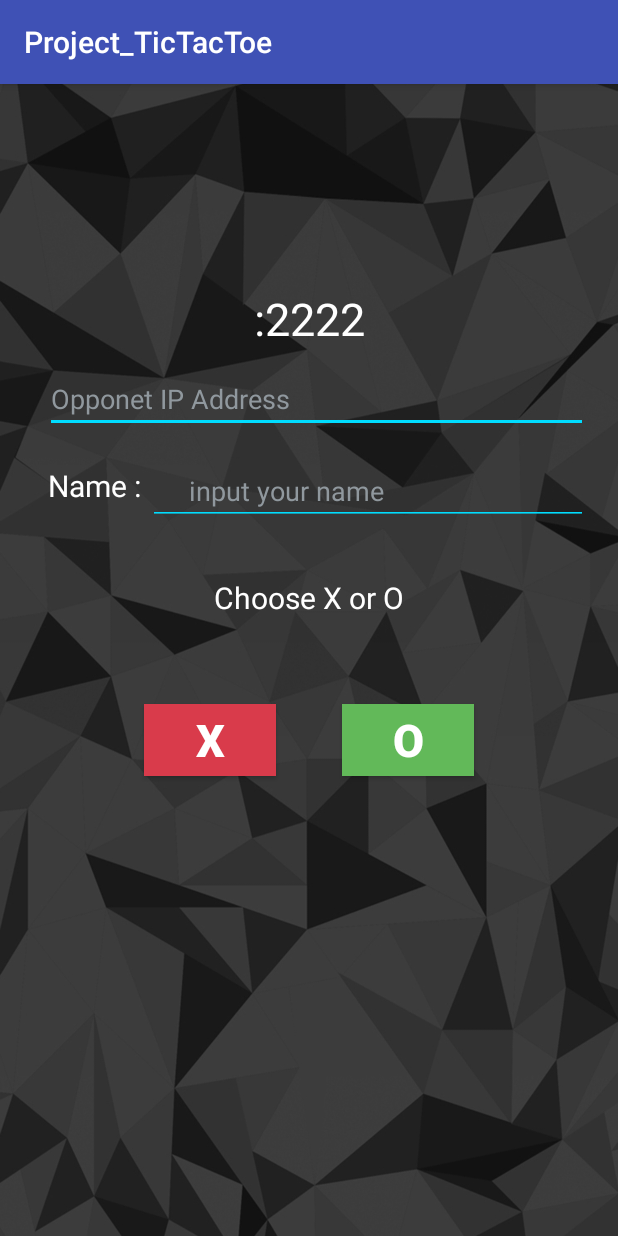
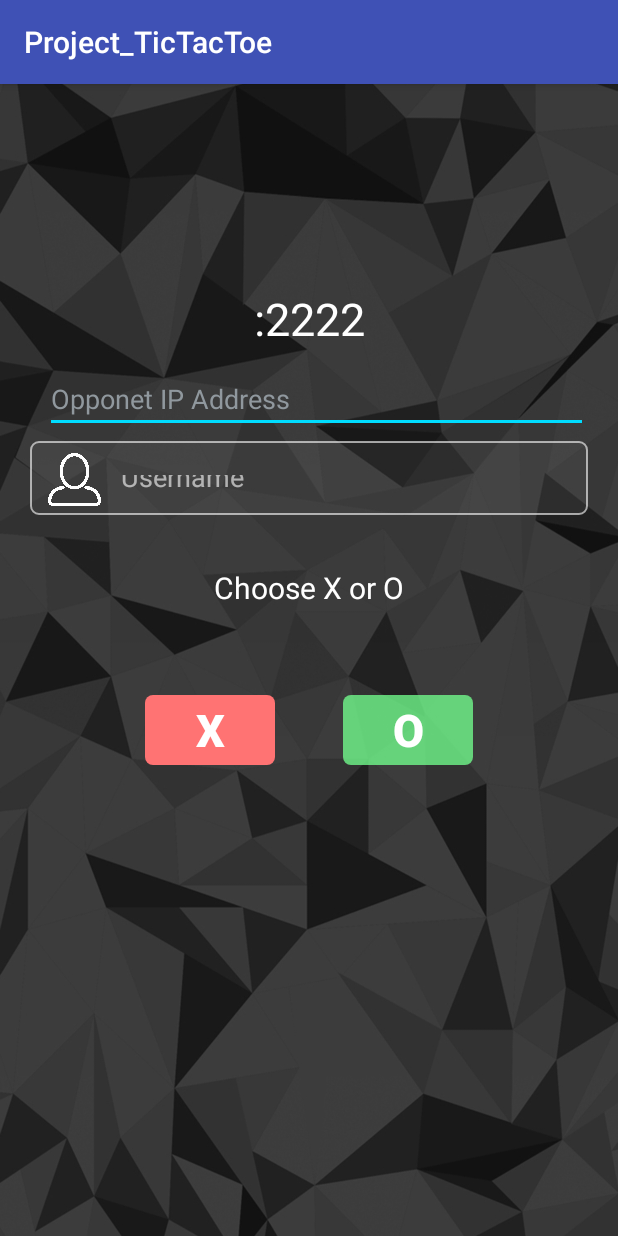
Before and after one commit to SurachedYoothaworn/Project_TicTacToe, an Android app: the screen it shows after launch (MainActivity), on a phone screen of 412 x 824 dp. Run offline under Robolectric (Android 15) with nearby library versions, the phone set to English and light mode, and no system bars.

Commit message:
commit by waan

```diff
--- /dev/null
+++ b/app/src/main/res/drawable/bg_o.xml
@@ -0,0 +1,12 @@
+<?xml version="1.0" encoding="utf-8"?>
+<layer-list xmlns:android="http://schemas.android.com/apk/res/android">
+    <item>
+        <shape android:shape="rectangle">
+            <corners android:radius="5dp" />
+            <stroke
+                android:width="1dp"
+                android:color="#00ffffff" />
+            <solid android:color="#c573ff8d" />
+        </shape>
+    </item>
+</layer-list>
--- /dev/null
+++ b/app/src/main/res/drawable/bg_x.xml
@@ -0,0 +1,12 @@
+<?xml version="1.0" encoding="utf-8"?>
+<layer-list xmlns:android="http://schemas.android.com/apk/res/android">
+    <item>
+        <shape android:shape="rectangle">
+            <corners android:radius="5dp" />
+            <stroke
+                android:width="1dp"
+                android:color="#00ffffff" />
+            <solid android:color="#ff7373" />
+        </shape>
+    </item>
+</layer-list>
--- /dev/null
+++ b/app/src/main/res/drawable/rounder.xml
@@ -0,0 +1,11 @@
+<layer-list xmlns:android="http://schemas.android.com/apk/res/android">
+    <item>
+        <shape android:shape="rectangle">
+            <corners android:radius="5dp" />
+            <stroke
+                android:width="1dp"
+                android:color="#9affffff" />
+            <solid android:color="#24767676" />
+        </shape>
+    </item>
+</layer-list>
--- a/app/src/main/res/layout/activity_main.xml
+++ b/app/src/main/res/layout/activity_main.xml
@@ -66,31 +66,32 @@
             <RelativeLayout
                 android:layout_width="match_parent"
                 android:layout_height="wrap_content"
+                android:background="@drawable/rounder"
                 android:layout_centerHorizontal="true">
 
 
-                <TextView
+                <ImageView
                     android:id="@+id/icon_username"
-                    android:layout_width="wrap_content"
-                    android:layout_height="wrap_content"
+                    android:layout_width="35dp"
+                    android:layout_height="35dp"
                     android:layout_marginLeft="12dp"
-                    android:layout_marginTop="16dp"
-                    android:text="Name : "
-                    android:textColor="#ffffff"
-                    android:textSize="20dp" />
+                    android:layout_marginTop="8dp"
+                    android:src="@drawable/username"/>
 
                 <EditText
                     android:id="@+id/username"
                     android:layout_width="match_parent"
                     android:layout_height="40sp"
-                    android:layout_marginTop="16dp"
+                    android:layout_marginTop="9dp"
                     android:layout_toRightOf="@+id/icon_username"
-                    android:backgroundTint="@android:color/holo_blue_bright"
-                    android:hint="     input your name"
-                    android:singleLine="true"
-                    android:text=""
-                    android:textColor="#ffffff"
-                    android:textColorHint="#90989e" />
+                    android:background="#00ffffff"
+                    android:hint="Username"
+                    android:inputType="text"
+                    android:padding="20px"
+                    android:radius="10dp"
+                    android:textColorHint="#9affffff"
+                    android:textColor="#fff" />
+
             </RelativeLayout>
             <LinearLayout
                 android:layout_width="wrap_content"
@@ -126,7 +127,7 @@
                         android:layout_width="wrap_content"
                         android:layout_height="wrap_content"
                         android:layout_margin="22dp"
-                        android:background="#d93b4b"
+                        android:background="@drawable/bg_x"
                         android:text="X"
                         android:textAllCaps="false"
                         android:textColor="#fff"
@@ -138,7 +139,7 @@
                         android:layout_width="wrap_content"
                         android:layout_height="wrap_content"
                         android:layout_margin="22dp"
-                        android:background="#62b959"
+                        android:background="@drawable/bg_o"
                         android:text="O"
                         android:textAllCaps="false"
                         android:textColor="#fff"
```
Also changed, not shown: app/src/main/res/drawable/username.png (added).
